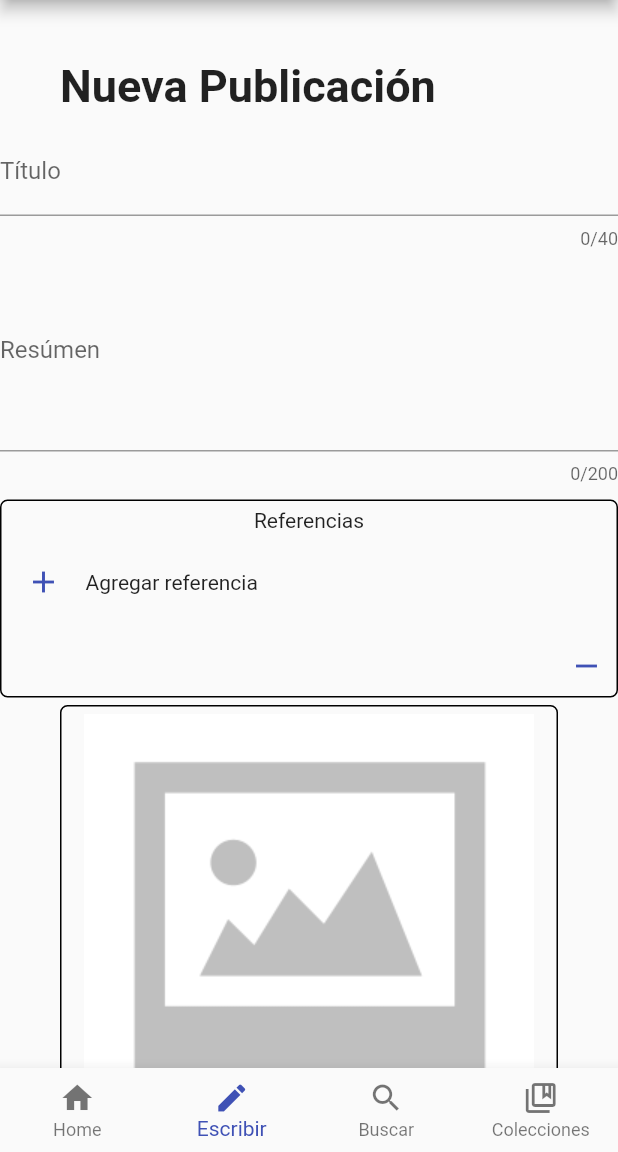
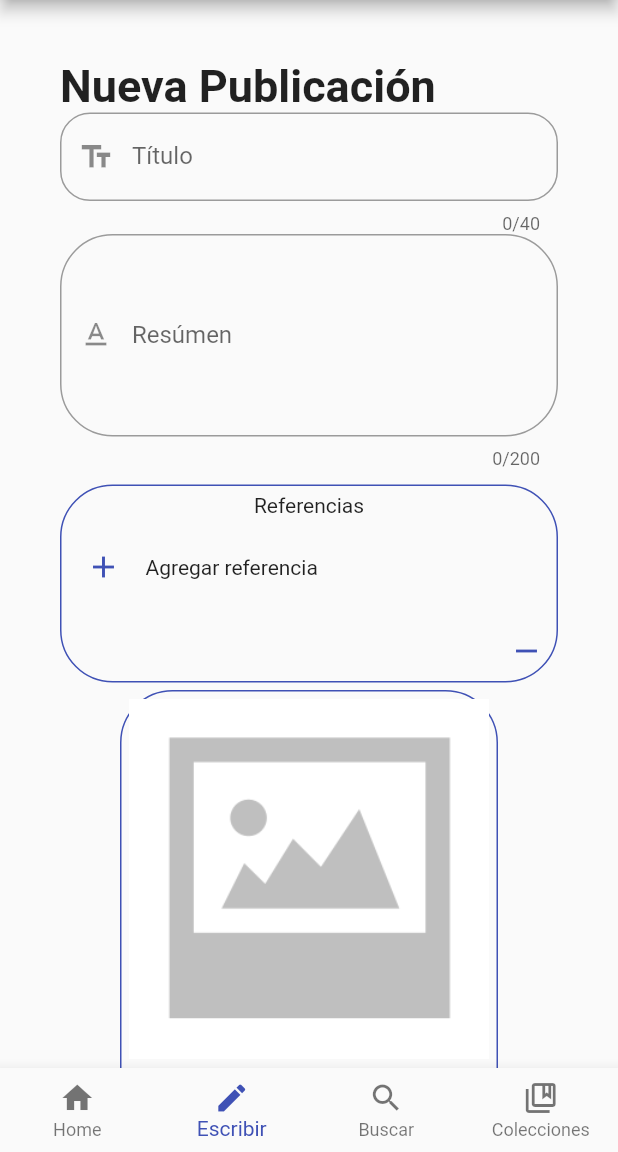
Before and after one commit to dbchango/Codemunity, a Flutter app: the screen it shows after launch, item 2 of the bottom bar chosen, on a phone screen of 412 x 824 dp, the part 84-1236 px from its top. Run offline on Flutter 3.47's test engine with Material 2 defaults, Android fonts, the phone set to English and light mode, and no system bars; our stand-ins replace cloud_firestore, firebase_core, google_maps_flutter, image_picker, shared_preferences; missing offline and left inert: mime_type, quill_delta, random_color, zefyr; accounts and stored records are empty; network calls fail; statements that could not run were skipped.

Commit message:
Write article screen

```diff
--- a/lib/Theme/constants.dart
+++ b/lib/Theme/constants.dart
@@ -1,3 +1,4 @@
+import 'package:flutter/material.dart';
 import 'package:flutter/widgets.dart';
 
 const double titleFontSize = 30.0;
@@ -23,24 +24,46 @@ TextStyle textStyles(){
   );
 }
 
- ///This function determines the padding of the column's elements
- ///It is used in article_page
+ /// This function determines the padding of the column's elements
+ /// It is used in article_page
 
 EdgeInsetsGeometry colElementsPadding(){
   return EdgeInsets.only(left: 40, right: 40, top: 5, bottom: 5);
 }
 
- ///This functions returns the padding for the elements of the top of a column
- ///the distance between the top and the element is more, meanwhile this configuration exists
- ///It is used in article_page
+ /// This functions returns the padding for the elements of the top of a column
+ /// the distance between the top and the element is more, meanwhile this configuration exists
+ /// It is used in article_page
  ///
 EdgeInsetsGeometry topElementsPadding(){
   return EdgeInsets.only(left: 40, right: 40, top: 40, bottom: 10);
 }
 
- ///This is the padding for the image in the article page, the horizaontal padding in this case is less than the other elements
- ///it is used in article_page
+ /// This is the padding for the image in the article page, the horizaontal padding in this case is less than the other elements
+ /// it is used in article_page
 
 EdgeInsetsGeometry imageNearBorder(){
   return EdgeInsets.symmetric(horizontal: 5);
 }
+/// Input border decotarion
+OutlineInputBorder inputBorder(context){
+  return OutlineInputBorder(
+    borderRadius: BorderRadius.circular(35.0),
+    borderSide: BorderSide(
+      color: Theme.of(context).accentColor,
+      width: 1
+    ),
+  );
+}
+
+
+BoxDecoration boxDecForm(context){
+  return BoxDecoration(
+
+    border: Border.all(
+      color: Theme.of(context).accentColor,
+      width: 1
+    ),
+    borderRadius: BorderRadius.circular(35.0)
+  );
+}
--- a/lib/main.dart
+++ b/lib/main.dart
@@ -1,6 +1,4 @@
-import 'package:code_munnity/pages/login_page.dart';
-import 'package:code_munnity/pages/register_page.dart';
-import 'package:code_munnity/pages/support_page.dart';
+
 import 'package:code_munnity/providers/content_provider.dart';
 import 'package:code_munnity/utils/preferences.dart';
 import 'package:firebase_core/firebase_core.dart';
--- a/lib/models/article.dart
+++ b/lib/models/article.dart
@@ -60,7 +60,7 @@ class Article{
     "id": id,
     "title": title,
     "idauthor": idauthor,
-    "labels": labels,
+    "labels": labels.items,
     "content": content,
     "author": author,
     "readers": readers,
--- /dev/null
+++ b/lib/models/db_provider.dart
@@ -0,0 +1,4 @@
+
+class DBProvider{
+
+}
--- a/lib/screens/collection_screen.dart
+++ b/lib/screens/collection_screen.dart
@@ -1,8 +1,8 @@
 import 'dart:convert';
 
 import 'package:code_munnity/models/quill_article.dart';
-import 'package:code_munnity/pages/quill_article_page.dart';
 import 'package:code_munnity/providers/quill_articles_service.dart';
+import 'package:code_munnity/screens/articles_sdk_screen.dart';
 import 'package:flutter/material.dart';
 import 'package:quill_delta/quill_delta.dart';
 import 'package:zefyr/zefyr.dart';
@@ -56,9 +56,7 @@ class _CollectionScreenState extends State<CollectionScreen> {
               focusNode: _focusNode
               ),
             ),
-            QuillArticlePage(
-                  idQuill:"KA4bgDNXdZ2w7gOPssbL"
-                )
+            ArticlesSDKWidget()
           ],
         ),
       )
--- a/lib/screens/home_screen.dart
+++ b/lib/screens/home_screen.dart
@@ -30,7 +30,6 @@ class _HomeScreenState extends State<HomeScreen> {
     ? Center(child: Text("Loading articles...")): Container(
 
       child: Padding(
-
         padding: const EdgeInsets.symmetric(horizontal: 5),
         child: ListView(
           children: _list.items.map((e) {
@@ -41,14 +40,13 @@ class _HomeScreenState extends State<HomeScreen> {
     );
   }
 
-
-
   _loadArticles() {
-
     _service.getArticles().then((value) {
+      if(mounted){
         setState(() {
           _list = value;
         });
+      }
     });
   }
 
--- a/lib/screens/write_article_screen.dart
+++ b/lib/screens/write_article_screen.dart
@@ -1,5 +1,7 @@
 import 'dart:io';
 import 'package:code_munnity/models/article.dart';
+import 'package:code_munnity/providers/articles_service.dart';
+import 'package:code_munnity/providers/storage_service.dart';
 import 'package:code_munnity/screens/edit_widget.dart';
 import 'package:code_munnity/theme/constants.dart';
 import 'package:code_munnity/utils/label.dart';
@@ -20,31 +22,26 @@ class WriteArticleScreen extends StatefulWidget {
 }
 
 class _WriteArticleScreenState extends State<WriteArticleScreen> {
-  /*bool _buttonModalFlag = false;
-  ZefyrController _editorController;
-  FocusNode _editorFocusNode;
-  static List<String> _referencesNames = <String>[];
-  ArticleService _service = new ArticleService();
-  StorageService _storageService = StorageService();
-  var _showEditor = false;*/
   Article _article;
   final formKey = GlobalKey<FormState>();
   final _scaffoldKey = GlobalKey<ScaffoldState>();
-  List<Widget> elements = new List<Widget>();
-  static List<Widget> _references = <Widget>[];
+  List<Widget> elements;
+  List<Widget> _references;
   var _size;
   File _img ;
   final picker = ImagePicker();
+  ArticleService _service = new ArticleService();
+
+  StorageService _storageService = new StorageService();
   @override
   void initState() {
     super.initState();
+    elements = new List<Widget>();
+    _references = new List<Widget>();
     _article = new Article();
     _article.labels = new Labels();
     _article.idauthor = test.id;
     _article.references = new References();
-    //final document = _loadDocument();
-    //_editorController = ZefyrController(document);
-    //_editorFocusNode = FocusNode();
   }
 
   @override
@@ -66,22 +63,30 @@ class _WriteArticleScreenState extends State<WriteArticleScreen> {
   Widget _getFormContent(){
     //final _size = MediaQuery.of(context).size;
     return ListView(
+      padding: topElementsPadding(),
       children: <Widget>[
-        Padding(
-          padding: topElementsPadding(),
-          child: Container(
-            child: Text("Nueva Publicación" ,
+        Text("Nueva Publicación" ,
             maxLines: 1,
-            style: titleStyles(),)
+            style: titleStyles(),
           ),
-        ),
+
         _getTitleInput(),
         _getAbstractInput(),
         _getLabelsWidgets(),
         _getReferencesBox(),
         _getImageContainer(),
         _getSaveButton(),
-
+        IconButton(
+          icon: Row(
+            children: <Widget>[
+              Icon(Icons.description_outlined),
+              Text("Escribir contenido")
+            ],
+          ),
+          onPressed: (){
+            Navigator.push(context,  MaterialPageRoute(builder: (context)=> EditWidget(article: _article,)));
+          }
+        ),
         TextButton(
           onPressed: (){
             Navigator.push(context,  MaterialPageRoute(builder: (context)=> EditWidget(article: _article,)));
@@ -90,11 +95,12 @@ class _WriteArticleScreenState extends State<WriteArticleScreen> {
           child: Row(
             children: <Widget>[
               Icon(Icons.description_outlined),
-              Text("Edit article")
+              Text("Escribir contenido")
             ],
           ),
           )
         ),
+
         TextButton(
           onPressed: (){
             showModalBottomSheet(
@@ -168,12 +174,7 @@ class _WriteArticleScreenState extends State<WriteArticleScreen> {
   /// This function returns reference box content
   Widget _getReferencesBox(){
     return Container(
-      decoration: BoxDecoration(
-        border: Border.all(
-          width: 1
-        ),
-        borderRadius: BorderRadius.circular(5)
-      ),
+      decoration: boxDecForm(context),
       child: Column(
         children: <Widget>[
           Padding(
@@ -236,12 +237,7 @@ class _WriteArticleScreenState extends State<WriteArticleScreen> {
     return Padding(
       padding: colElementsPadding(),
       child: Container(
-        decoration: BoxDecoration(
-          borderRadius: BorderRadius.circular(5),
-          border: Border.all(
-            width: 1.0
-          )
-        ),
+        decoration: boxDecForm(context),
         child: Column(
           mainAxisAlignment: MainAxisAlignment.center,
           children: <Widget>[
@@ -274,6 +270,7 @@ class _WriteArticleScreenState extends State<WriteArticleScreen> {
 
   /// Function that add references spaces
   _onTapAddRef(){
+    print(articleToJson(_article));
     final arrayLength = _article.references.references.length;
       final String newTitle = "Referencia "+(arrayLength+1).toString();
       //_referencesNames.add(newTitle);
@@ -288,8 +285,10 @@ class _WriteArticleScreenState extends State<WriteArticleScreen> {
                 _article.references.references[arrayLength].reference = value;
               },
               decoration: InputDecoration(
-                border: OutlineInputBorder(),
+                prefixIcon: Icon(Icons.format_quote_rounded),
+                border: inputBorder(context),
                 labelText: _article.references.references[arrayLength].reference,
+
                 alignLabelWithHint: true
               ),
               onSaved: (newValue) {
@@ -337,15 +336,16 @@ class _WriteArticleScreenState extends State<WriteArticleScreen> {
 
   /// This function return title input widget
   Widget _getTitleInput(){
-
     return TextFormField(
       onChanged: (value) => _article.title = value,
       focusNode: new FocusNode(),
       decoration: InputDecoration(
-        //border: InputBorder.none,
+        border: OutlineInputBorder(
+          borderRadius: BorderRadius.circular(20.0),
+          borderSide: BorderSide()
+        ),
         labelText: "Título",
-        //alignLabelWithHint: true,
-
+        prefixIcon: Icon(Icons.text_fields)
       ),
       maxLength: 40,
       onSaved: (newValue) => _article.title = newValue,
@@ -365,7 +365,8 @@ class _WriteArticleScreenState extends State<WriteArticleScreen> {
       onChanged: (value) => _article.abstract = value,
       focusNode: new FocusNode(),
       decoration: InputDecoration(
-        //border: InputBorder.none,
+        prefixIcon: Icon(Icons.text_format),
+        border: inputBorder(context),
         labelText: "Resúmen",
         //alignLabelWithHint: true,
 
@@ -392,23 +393,23 @@ class _WriteArticleScreenState extends State<WriteArticleScreen> {
   }
 
   /// Function that POST the article
-  _onSave() {
+  _onSave()async {
     _getLabels();
     print(_article.toJson());
-    //if( !formKey.currentState.validate() ) return;
-    //formKey.currentState.save();
-    //print(_article.title);
-    //print(_article.abstract);
-    //print(_article.content);
+    if( !formKey.currentState.validate() ) return;
+    formKey.currentState.save();
+    print(_article.title);
+    print(_article.abstract);
+    print(_article.content);
   _article.references.references.forEach((element) {
     print(element.reference);
   });
-    /*
-    if(!_formKey.currentState.validate())return;
-    _formKey.currentState.save();
-    /*if (_img != null) {
+
+    if(!formKey.currentState.validate())return;
+    formKey.currentState.save();
+    if (_img != null) {
       _article.imgurl = await _storageService.uploadImg(_img);
-    }*/
+    }
 
     print(_article.toJson());
     print(_article.title);
@@ -435,7 +436,7 @@ class _WriteArticleScreenState extends State<WriteArticleScreen> {
         );
       }
     );
-    */
+
 
   }
 
@@ -452,12 +453,6 @@ class _WriteArticleScreenState extends State<WriteArticleScreen> {
     });
   }
 
-  /// This function return the document for the Zefyr text editor
-  /*NotusDocument _loadDocument(){
-    final Delta delta = Delta()..insert("Contenido ... \n");
-    return NotusDocument.fromDelta(delta);
-  }*/
-
 
 
 }
--- a/lib/utils/label.dart
+++ b/lib/utils/label.dart
@@ -1,3 +1,7 @@
+
+
+
+
 class Label{
   String name;
 
@@ -6,6 +10,10 @@ class Label{
     name = json['name'];
 
   }
+
+  Map<String, dynamic> toJson()=>{
+    "name" : name
+  };
 }
 class Labels{
   List<Label> items = List();
@@ -16,4 +24,6 @@ class Labels{
       items.add(label);
     }
   }
+
+
 }
--- a/lib/utils/preferences.dart
+++ b/lib/utils/preferences.dart
@@ -1,6 +1,4 @@
-import 'dart:convert';
 
-import 'package:flutter/material.dart';
 import 'package:shared_preferences/shared_preferences.dart';
 
 class Preferences{
--- a/lib/widgets/article_box_widget.dart
+++ b/lib/widgets/article_box_widget.dart
@@ -1,5 +1,4 @@
 import 'package:code_munnity/models/article.dart';
-import 'package:code_munnity/models/author.dart';
 import 'package:code_munnity/pages/article_page.dart';
 import 'package:code_munnity/widgets/author_box_widget.dart';
 import 'package:flutter/material.dart';
--- a/lib/widgets/select_category_widget.dart
+++ b/lib/widgets/select_category_widget.dart
@@ -18,14 +18,12 @@ class _SelectCategoryWidgetState extends State<SelectCategoryWidget> {
   List<bool> _selectionFlags;
   CategoriesService _ctgsService;
   Categories _categories;
-  //String _selection;
   bool _buttonModalFlag;
   @override
   void initState() {
     super.initState();
 
     setState(() {
-      //_selection ="";
     _ctgsService = new CategoriesService();
     _categories = new Categories();
     _getCategories();
--- a/pubspec.yaml
+++ b/pubspec.yaml
@@ -41,6 +41,8 @@ dependencies:
   firebase_core_web: ^0.2.1+3
   firebase_core: ^0.7.0
   provider: ^4.3.3
+  path_provider: ^1.6.27
+  sqflite_common: ^1.0.3+1
   # The following adds the Cupertino Icons font to your application.
   # Use with the CupertinoIcons class for iOS style icons.
 
```
Also changed, not shown: lib/models/library.dart (added, +30 -0 lines), lib/models/location.dart (added, +20 -0 lines), lib/pages/maps_page.dart (+22 -1 lines), lib/providers/libraries_service.dart (+7 -10 lines), lib/screens/articles_sdk_screen.dart (added, +20 -0 lines), lib/widgets/add_labels_widget.dart (+38 -10 lines), pubspec.lock. Lines whose indentation alone changed are shown as unchanged.
